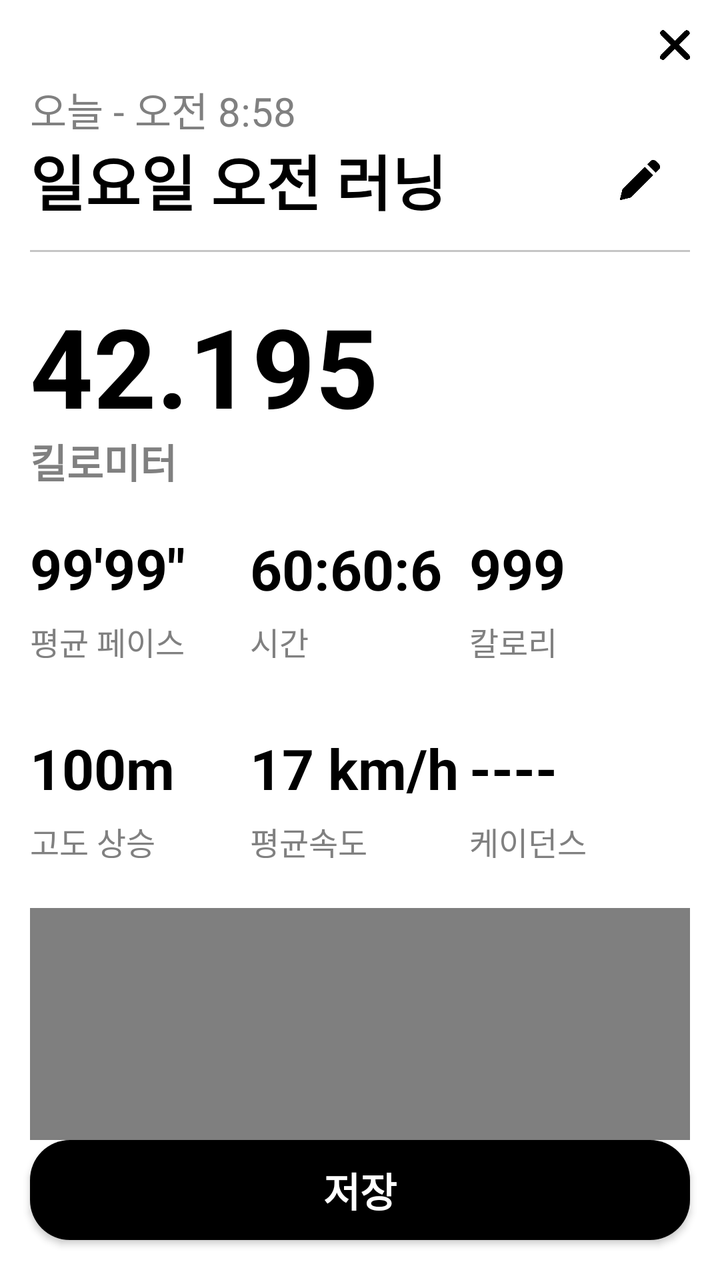
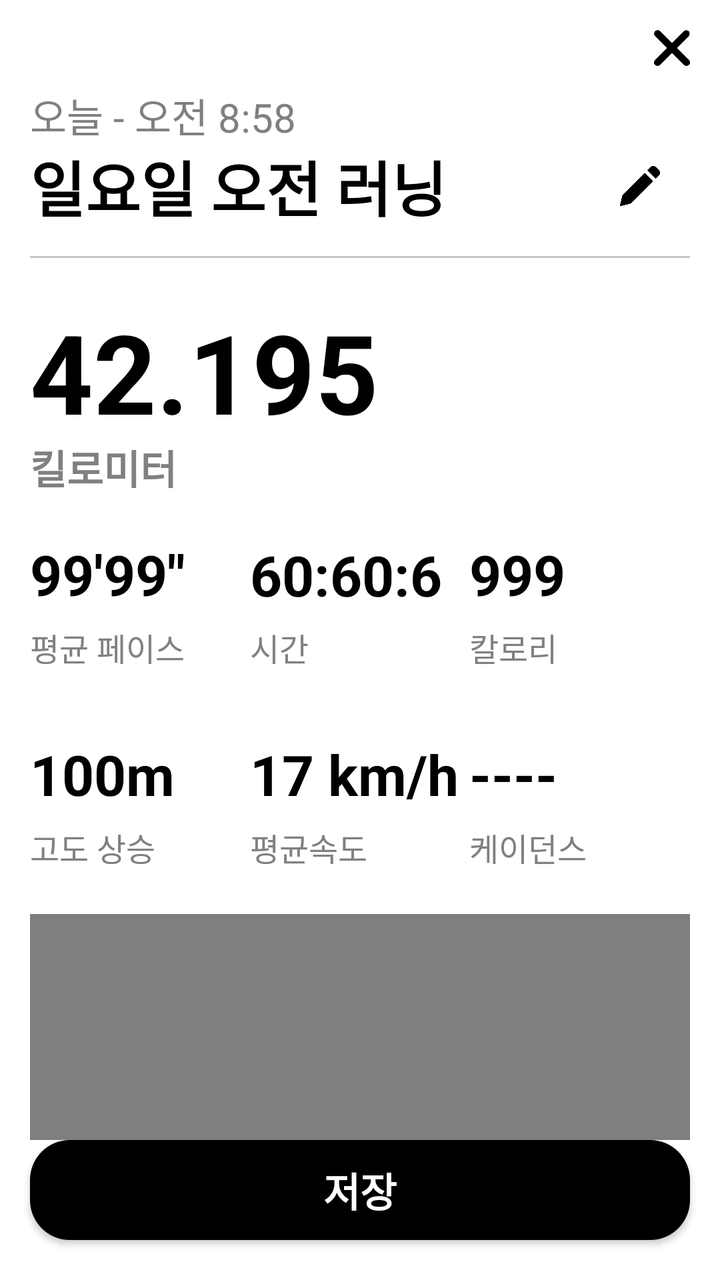

The first picture is an Android layout as it rendered before a commit; the second is the same layout after the commit. The layout source and the unified diff follow.
<!-- AndroidManifest.xml: application theme Theme.RunningProject -->
<!-- res/layout/running_result_activity.xml -->
<?xml version="1.0" encoding="utf-8"?>
<androidx.constraintlayout.widget.ConstraintLayout
    xmlns:android="http://schemas.android.com/apk/res/android"
    xmlns:app="http://schemas.android.com/apk/res-auto"
    android:layout_width="match_parent"
    android:layout_height="match_parent"
    android:background="@color/white"
    >

    
    
    
    <androidx.core.widget.NestedScrollView
        android:id="@+id/scroll_view"
        android:layout_width="0dp"
        android:layout_height="0dp"
        android:fillViewport="true"
        android:overScrollMode="never"
        app:layout_constraintTop_toTopOf="parent"
        app:layout_constraintBottom_toTopOf="@id/btn_save"
        app:layout_constraintStart_toStartOf="parent"
        app:layout_constraintEnd_toEndOf="parent"
        >

        <androidx.constraintlayout.widget.ConstraintLayout
            android:layout_width="match_parent"
            android:layout_height="wrap_content"
            >

            
            <ImageView
                android:id="@+id/close_btn"
                android:layout_width="15dp"
                android:layout_height="15dp"
                android:layout_marginTop="15dp"
                android:layout_marginEnd="15dp"
                android:src="@drawable/close"
                app:layout_constraintEnd_toEndOf="parent"
                app:layout_constraintTop_toTopOf="parent"
                />

            
            
            
            <androidx.constraintlayout.widget.ConstraintLayout
                android:id="@+id/result_container"
                android:layout_width="0dp"
                android:layout_height="wrap_content"
                android:layout_marginStart="15dp"
                android:layout_marginTop="10dp"
                android:layout_marginEnd="15dp"
                android:layout_marginBottom="20dp"
                app:layout_constraintTop_toBottomOf="@id/close_btn"
                app:layout_constraintStart_toStartOf="parent"
                app:layout_constraintEnd_toEndOf="parent"
                >

                
                <TextView
                    android:id="@+id/date_tv"
                    android:layout_width="0dp"
                    android:layout_height="25dp"
                    android:gravity="center_vertical"
                    android:text="오늘 - 오전 8:58"
                    android:textColor="#808080"
                    android:textSize="20sp"
                    app:layout_constraintTop_toTopOf="parent"
                    app:layout_constraintStart_toStartOf="parent"
                    app:layout_constraintEnd_toEndOf="parent"
                    />

                
                <LinearLayout
                    android:id="@+id/running_fl"
                    android:layout_width="0dp"
                    android:layout_height="50dp"
                    android:gravity="center_vertical"
                    android:orientation="horizontal"
                    app:layout_constraintTop_toBottomOf="@id/date_tv"
                    app:layout_constraintStart_toStartOf="parent"
                    app:layout_constraintEnd_toEndOf="parent"
                    >

                    <EditText
                        android:id="@+id/day_tv"
                        android:layout_width="0dp"
                        android:layout_height="match_parent"
                        android:layout_weight="1"
                        android:background="@null"
                        android:ellipsize="end"
                        android:gravity="center_vertical"
                        android:maxLines="1"
                        android:text="일요일 오전 러닝"
                        android:textColor="@color/black"
                        android:textSize="30sp"
                        android:textStyle="bold"
                        />

                    <ImageView
                        android:id="@+id/edit_iv"
                        android:layout_width="20dp"
                        android:layout_height="20dp"
                        android:layout_marginStart="10dp"
                        android:layout_marginEnd="15dp"
                        android:src="@drawable/edit"
                        />

                </LinearLayout>

                
                <View
                    android:id="@+id/view"
                    android:layout_width="0dp"
                    android:layout_height="1dp"
                    android:layout_marginTop="10dp"
                    android:background="#C5C5C5"
                    app:layout_constraintTop_toBottomOf="@id/running_fl"
                    app:layout_constraintStart_toStartOf="parent"
                    app:layout_constraintEnd_toEndOf="parent"
                    />

                
                <TextView
                    android:id="@+id/km_tv"
                    android:layout_width="0dp"
                    android:layout_height="70dp"
                    android:layout_marginTop="20dp"
                    android:gravity="center_vertical"
                    android:text="42.195"
                    android:textColor="@color/black"
                    android:textSize="55sp"
                    android:textStyle="bold"
                    app:layout_constraintTop_toBottomOf="@id/view"
                    app:layout_constraintStart_toStartOf="parent"
                    app:layout_constraintEnd_toEndOf="parent"
                    />

                <TextView
                    android:id="@+id/tv_1"
                    android:layout_width="0dp"
                    android:layout_height="28dp"
                    android:gravity="center_vertical"
                    android:text="킬로미터"
                    android:textColor="#808080"
                    android:textSize="20sp"
                    android:textStyle="bold"
                    app:layout_constraintTop_toBottomOf="@id/km_tv"
                    app:layout_constraintStart_toStartOf="parent"
                    app:layout_constraintEnd_toEndOf="parent"
                    />

                
                
                
                <androidx.constraintlayout.widget.ConstraintLayout
                    android:id="@+id/statistics_fl"
                    android:layout_width="0dp"
                    android:layout_height="170dp"
                    android:layout_marginTop="15dp"
                    app:layout_constraintTop_toBottomOf="@id/tv_1"
                    app:layout_constraintStart_toStartOf="parent"
                    app:layout_constraintEnd_toEndOf="parent"
                    >

                    
                    <LinearLayout
                        android:id="@+id/pace_layout"
                        android:layout_width="0dp"
                        android:layout_height="70dp"
                        android:orientation="vertical"
                        app:layout_constraintWidth_percent="0.333"
                        app:layout_constraintStart_toStartOf="parent"
                        app:layout_constraintTop_toTopOf="parent"
                        >

                        <TextView
                            android:id="@+id/average_pace_tv"
                            android:layout_width="match_parent"
                            android:layout_height="50dp"
                            android:gravity="center_vertical"
                            android:text="99'99&quot;"
                            android:textColor="@color/black"
                            android:textSize="28sp"
                            android:textStyle="bold"
                            />

                        <TextView
                            android:layout_width="match_parent"
                            android:layout_height="match_parent"
                            android:gravity="center_vertical"
                            android:text="평균 페이스"
                            android:textColor="#808080"
                            android:textSize="16sp"
                            />

                    </LinearLayout>

                    
                    <LinearLayout
                        android:id="@+id/time_layout"
                        android:layout_width="0dp"
                        android:layout_height="70dp"
                        android:orientation="vertical"
                        app:layout_constraintWidth_percent="0.333"
                        app:layout_constraintStart_toEndOf="@id/pace_layout"
                        app:layout_constraintTop_toTopOf="parent"
                        >

                        <TextView
                            android:id="@+id/time_tv"
                            android:layout_width="match_parent"
                            android:layout_height="50dp"
                            android:gravity="center_vertical"
                            android:maxLines="1"
                            android:text="60:60:60"
                            android:textColor="@color/black"
                            android:textSize="28sp"
                            android:textStyle="bold"
                            />

                        <TextView
                            android:layout_width="match_parent"
                            android:layout_height="match_parent"
                            android:gravity="center_vertical"
                            android:text="시간"
                            android:textColor="#808080"
                            android:textSize="16sp"
                            />

                    </LinearLayout>

                    
                    <LinearLayout
                        android:id="@+id/calorie_layout"
                        android:layout_width="0dp"
                        android:layout_height="70dp"
                        android:orientation="vertical"
                        app:layout_constraintStart_toEndOf="@id/time_layout"
                        app:layout_constraintEnd_toEndOf="parent"
                        app:layout_constraintTop_toTopOf="parent"
                        >

                        <TextView
                            android:id="@+id/calorie_tv"
                            android:layout_width="match_parent"
                            android:layout_height="50dp"
                            android:gravity="center_vertical"
                            android:text="999"
                            android:textColor="@color/black"
                            android:textSize="28sp"
                            android:textStyle="bold"
                            />

                        <TextView
                            android:layout_width="match_parent"
                            android:layout_height="match_parent"
                            android:gravity="center_vertical"
                            android:text="칼로리"
                            android:textColor="#808080"
                            android:textSize="16sp"
                            />

                    </LinearLayout>

                    
                    <LinearLayout
                        android:id="@+id/distance_layout"
                        android:layout_width="0dp"
                        android:layout_height="70dp"
                        android:orientation="vertical"
                        app:layout_constraintWidth_percent="0.333"
                        app:layout_constraintStart_toStartOf="parent"
                        app:layout_constraintBottom_toBottomOf="parent"
                        >

                        <TextView
                            android:id="@+id/distance_tv"
                            android:layout_width="match_parent"
                            android:layout_height="50dp"
                            android:gravity="center_vertical"
                            android:text="100m"
                            android:textColor="@color/black"
                            android:textSize="28sp"
                            android:textStyle="bold"
                            />

                        <TextView
                            android:layout_width="match_parent"
                            android:layout_height="match_parent"
                            android:gravity="center_vertical"
                            android:text="고도 상승"
                            android:textColor="#808080"
                            android:textSize="16sp"
                            />

                    </LinearLayout>

                    
                    <LinearLayout
                        android:id="@+id/speed_layout"
                        android:layout_width="0dp"
                        android:layout_height="70dp"
                        android:orientation="vertical"
                        app:layout_constraintWidth_percent="0.333"
                        app:layout_constraintStart_toEndOf="@id/distance_layout"
                        app:layout_constraintBottom_toBottomOf="parent"
                        >

                        <TextView
                            android:id="@+id/averageSpeed_tv"
                            android:layout_width="match_parent"
                            android:layout_height="50dp"
                            android:gravity="center_vertical"
                            android:text="17 km/h"
                            android:textColor="@color/black"
                            android:textSize="28sp"
                            android:textStyle="bold"
                            />

                        <TextView
                            android:layout_width="match_parent"
                            android:layout_height="match_parent"
                            android:gravity="center_vertical"
                            android:text="평균속도"
                            android:textColor="#808080"
                            android:textSize="16sp"
                            />

                    </LinearLayout>

                    
                    <LinearLayout
                        android:id="@+id/cadence_layout"
                        android:layout_width="0dp"
                        android:layout_height="70dp"
                        android:orientation="vertical"
                        app:layout_constraintStart_toEndOf="@id/speed_layout"
                        app:layout_constraintEnd_toEndOf="parent"
                        app:layout_constraintBottom_toBottomOf="parent"
                        >

                        <TextView
                            android:id="@+id/cadence_tv"
                            android:layout_width="match_parent"
                            android:layout_height="50dp"
                            android:gravity="center_vertical"
                            android:text="----"
                            android:textColor="@color/black"
                            android:textSize="28sp"
                            android:textStyle="bold"
                            />

                        <TextView
                            android:layout_width="match_parent"
                            android:layout_height="match_parent"
                            android:gravity="center_vertical"
                            android:text="케이던스"
                            android:textColor="#808080"
                            android:textSize="16sp"
                            />

                    </LinearLayout>

                </androidx.constraintlayout.widget.ConstraintLayout>

                
                
                
                <com.kakao.vectormap.MapView
                    android:id="@+id/result_map_image"
                    android:layout_width="0dp"
                    android:layout_height="300dp"
                    android:layout_marginTop="25dp"
                    android:background="#EEEEEE"
                    app:layout_constraintTop_toBottomOf="@id/statistics_fl"
                    app:layout_constraintStart_toStartOf="parent"
                    app:layout_constraintEnd_toEndOf="parent"
                    />

                
                <View
                    android:id="@+id/bottom_space"
                    android:layout_width="0dp"
                    android:layout_height="20dp"
                    app:layout_constraintTop_toBottomOf="@id/result_map_image"
                    app:layout_constraintBottom_toBottomOf="parent"
                    app:layout_constraintStart_toStartOf="parent"
                    app:layout_constraintEnd_toEndOf="parent"
                    />

            </androidx.constraintlayout.widget.ConstraintLayout>

        </androidx.constraintlayout.widget.ConstraintLayout>

    </androidx.core.widget.NestedScrollView>

    
    
    
    <androidx.appcompat.widget.AppCompatButton
        android:id="@+id/btn_save"
        android:layout_width="0dp"
        android:layout_height="50dp"
        android:layout_marginStart="15dp"
        android:layout_marginEnd="15dp"
        android:layout_marginBottom="20dp"
        android:background="@drawable/save_btn"
        android:text="저장"
        android:textColor="@color/white"
        android:textSize="20sp"
        android:textStyle="bold"
        app:layout_constraintBottom_toBottomOf="parent"
        app:layout_constraintStart_toStartOf="parent"
        app:layout_constraintEnd_toEndOf="parent"
        />

</androidx.constraintlayout.widget.ConstraintLayout>
<!-- resources referenced by this layout -->
<resources>
  <color name="black">#FF000000</color>
  <color name="white">#FFFFFFFF</color>
  <!-- drawable close: png bitmap (drawable, 9732 bytes) -->
  <!-- drawable edit: png bitmap (drawable, 6624 bytes) -->
  <!-- drawable save_btn (drawable) -->
  <?xml version="1.0" encoding="utf-8"?>
  <shape
      xmlns:android="http://schemas.android.com/apk/res/android"
      >
  
      <corners
          android:radius="20dp"
          />
  
      <solid
          android:color="#000000"
          />
  
  </shape>
  <style name="Theme.RunningProject" parent="Base.Theme.RunningProject" />
  <style name="Base.Theme.RunningProject" parent="Theme.Material3.DayNight.NoActionBar">
          
          
      </style>
</resources>

<!-- the commit's change to res/layout/running_result_activity.xml (unified diff, before → after) -->
@@ -30,8 +30,8 @@
             
             <ImageView
                 android:id="@+id/close_btn"
-                android:layout_width="15dp"
-                android:layout_height="15dp"
+                android:layout_width="18dp"
+                android:layout_height="18dp"
                 android:layout_marginTop="15dp"
                 android:layout_marginEnd="15dp"
                 android:src="@drawable/close"
